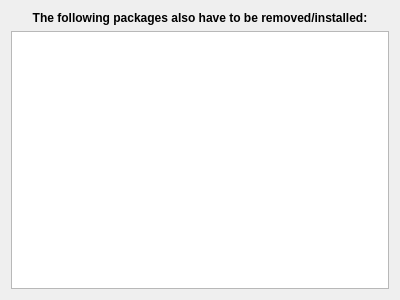
Qt form libkpackagekit/KpkRequirements.ui (KDE/apper) before a commit.
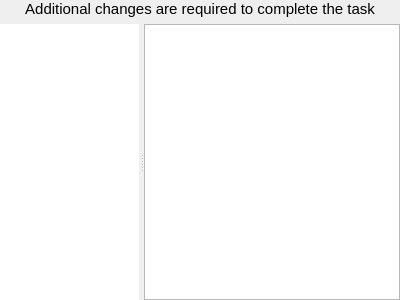
The same form after that commit.

```diff
--- a/libkpackagekit/KpkRequirements.ui
+++ b/libkpackagekit/KpkRequirements.ui
@@ -9,25 +9,21 @@
     <height>300</height>
    </rect>
   </property>
-  <layout class="QGridLayout" name="gridLayout" >
-   <item row="1" column="0" >
-    <widget class="QLabel" name="label" >
-     <property name="font" >
+  <layout class="QGridLayout" name="gridLayout">
+   <property name="margin">
+    <number>0</number>
+   </property>
+   <item row="0" column="0">
+    <widget class="QLabel" name="label">
+     <property name="font">
       <font>
-       <weight>75</weight>
-       <bold>true</bold>
+       <pointsize>11</pointsize>
       </font>
      </property>
-     <property name="text" >
-      <string>The following packages also have to be removed/installed:</string>
+     <property name="text">
+      <string>Additional changes are required to complete the task</string>
      </property>
-     <property name="textFormat" >
-      <enum>Qt::AutoText</enum>
-     </property>
-     <property name="scaledContents" >
-      <bool>false</bool>
-     </property>
-     <property name="alignment" >
+     <property name="alignment">
       <set>Qt::AlignCenter</set>
      </property>
      <property name="wordWrap" >
@@ -35,17 +31,84 @@
      </property>
     </widget>
    </item>
-   <item row="2" column="0" >
-    <widget class="QListView" name="packageView" >
-     <property name="editTriggers" >
-      <set>QAbstractItemView::NoEditTriggers</set>
+   <item row="1" column="0">
+    <widget class="QSplitter" name="splitter">
+     <property name="sizePolicy">
+      <sizepolicy hsizetype="Expanding" vsizetype="Expanding">
+       <horstretch>0</horstretch>
+       <verstretch>0</verstretch>
+      </sizepolicy>
      </property>
-     <property name="alternatingRowColors" >
+     <property name="frameShadow">
+      <enum>QFrame::Plain</enum>
+     </property>
+     <property name="orientation">
+      <enum>Qt::Horizontal</enum>
+     </property>
+     <property name="opaqueResize">
       <bool>true</bool>
      </property>
-     <property name="selectionMode" >
-      <enum>QAbstractItemView::SingleSelection</enum>
+     <property name="handleWidth">
+      <number>5</number>
      </property>
+     <property name="childrenCollapsible">
+      <bool>false</bool>
+     </property>
+     <widget class="QListView" name="actionsView">
+      <property name="sizePolicy">
+       <sizepolicy hsizetype="Preferred" vsizetype="Preferred">
+        <horstretch>0</horstretch>
+        <verstretch>0</verstretch>
+       </sizepolicy>
+      </property>
+      <property name="contextMenuPolicy">
+       <enum>Qt::NoContextMenu</enum>
+      </property>
+      <property name="frameShape">
+       <enum>QFrame::NoFrame</enum>
+      </property>
+      <property name="editTriggers">
+       <set>QAbstractItemView::NoEditTriggers</set>
+      </property>
+      <property name="showDropIndicator" stdset="0">
+       <bool>false</bool>
+      </property>
+      <property name="selectionMode">
+       <enum>QAbstractItemView::SingleSelection</enum>
+      </property>
+      <property name="resizeMode">
+       <enum>QListView::Adjust</enum>
+      </property>
+     </widget>
+     <widget class="QTreeView" name="packageView">
+      <property name="sizePolicy">
+       <sizepolicy hsizetype="MinimumExpanding" vsizetype="MinimumExpanding">
+        <horstretch>0</horstretch>
+        <verstretch>0</verstretch>
+       </sizepolicy>
+      </property>
+      <property name="editTriggers">
+       <set>QAbstractItemView::NoEditTriggers</set>
+      </property>
+      <property name="showDropIndicator" stdset="0">
+       <bool>false</bool>
+      </property>
+      <property name="alternatingRowColors">
+       <bool>true</bool>
+      </property>
+      <property name="selectionMode">
+       <enum>QAbstractItemView::NoSelection</enum>
+      </property>
+      <property name="rootIsDecorated">
+       <bool>false</bool>
+      </property>
+      <property name="itemsExpandable">
+       <bool>false</bool>
+      </property>
+      <property name="expandsOnDoubleClick">
+       <bool>false</bool>
+      </property>
+     </widget>
     </widget>
    </item>
   </layout>
```
Left out of the diff: 9 changed lines with no effect on the pictures.
